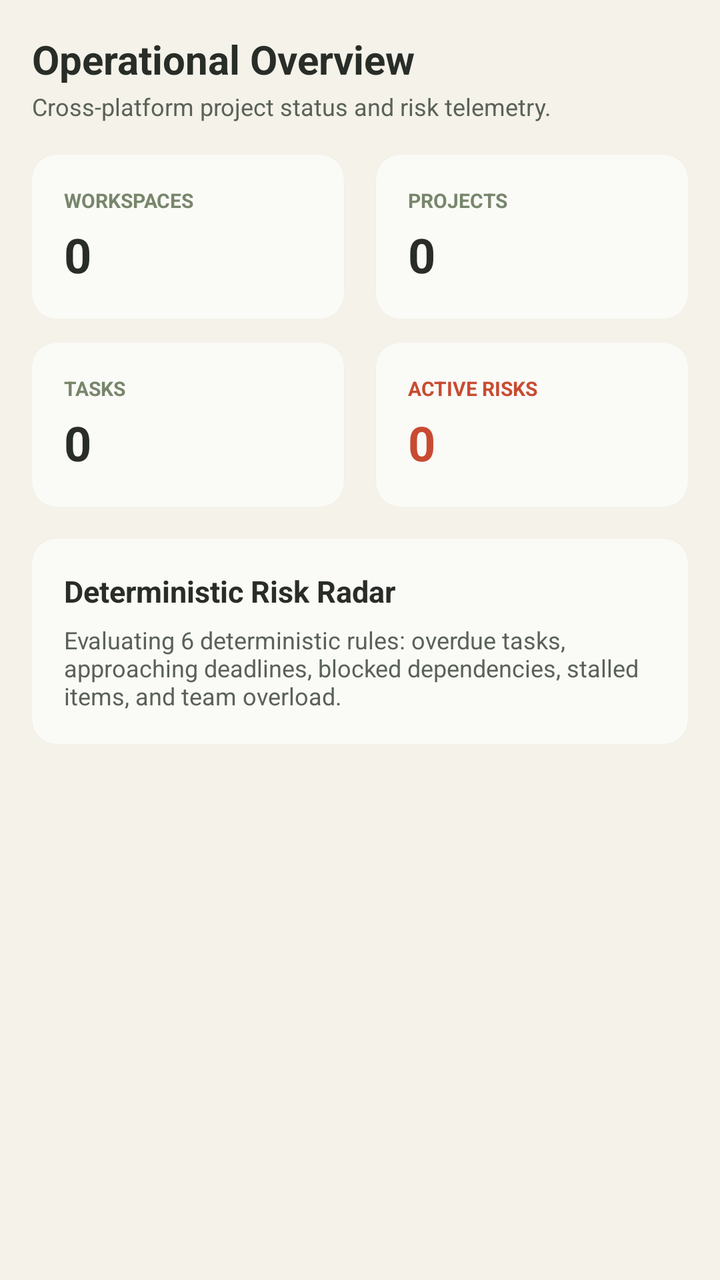
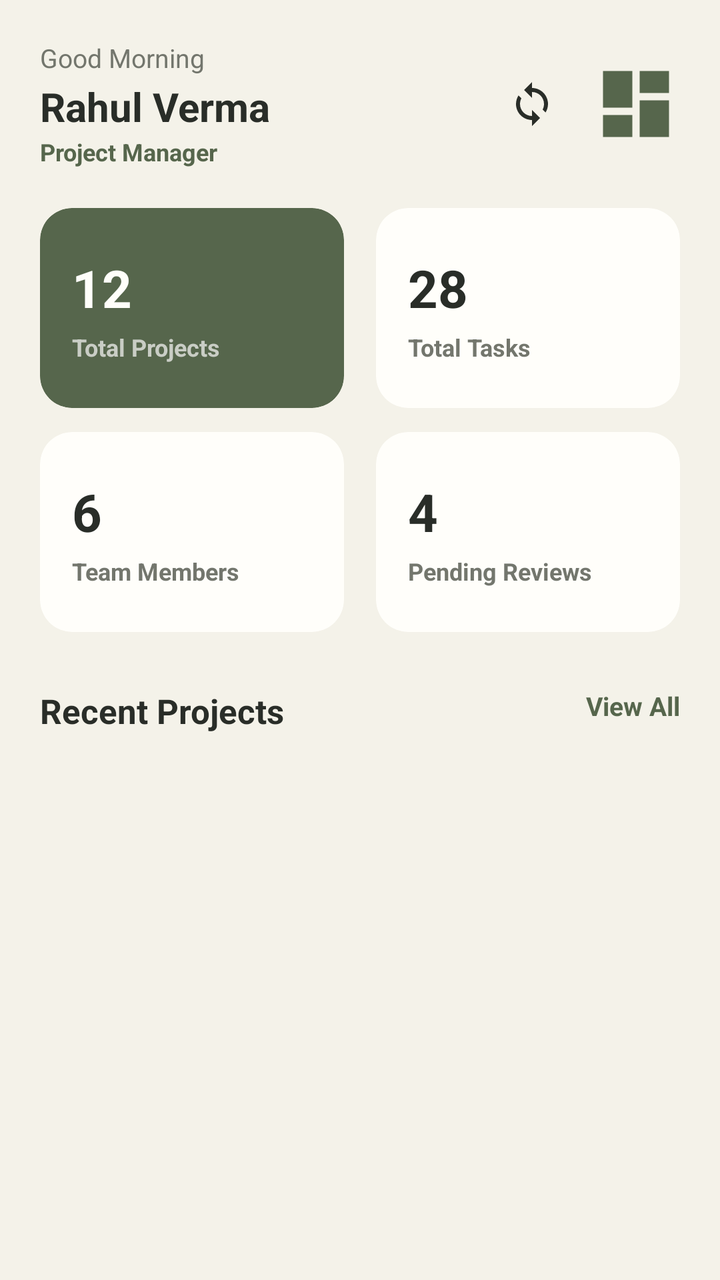

The first picture is an Android layout as it rendered before a commit; the second is the same layout after the commit. The layout source and the unified diff follow.
<!-- AndroidManifest.xml: application theme Theme.ProjectFlow -->
<!-- res/layout/fragment_dashboard.xml -->
<?xml version="1.0" encoding="utf-8"?>
<ScrollView xmlns:android="http://schemas.android.com/apk/res/android"
    xmlns:app="http://schemas.android.com/apk/res-auto"
    android:layout_width="match_parent"
    android:layout_height="match_parent"
    android:background="@color/limestone_ivory"
    android:fillViewport="true">

    <LinearLayout
        android:layout_width="match_parent"
        android:layout_height="wrap_content"
        android:orientation="vertical"
        android:padding="16dp">

        <TextView
            android:layout_width="wrap_content"
            android:layout_height="wrap_content"
            android:text="Operational Overview"
            android:textColor="@color/charcoal"
            android:textSize="20sp"
            android:textStyle="bold" />

        <TextView
            android:layout_width="wrap_content"
            android:layout_height="wrap_content"
            android:layout_marginTop="2dp"
            android:text="Cross-platform project status and risk telemetry."
            android:textColor="@color/muted_slate"
            android:textSize="12sp" />

        
        <LinearLayout
            android:layout_width="match_parent"
            android:layout_height="wrap_content"
            android:layout_marginTop="16dp"
            android:orientation="horizontal">

            <androidx.cardview.widget.CardView
                android:layout_width="0dp"
                android:layout_height="wrap_content"
                android:layout_marginEnd="8dp"
                android:layout_weight="1"
                app:cardBackgroundColor="@color/warm_white"
                app:cardCornerRadius="12dp"
                app:cardElevation="1dp">

                <LinearLayout
                    android:layout_width="match_parent"
                    android:layout_height="wrap_content"
                    android:orientation="vertical"
                    android:padding="16dp">

                    <TextView
                        android:layout_width="wrap_content"
                        android:layout_height="wrap_content"
                        android:text="WORKSPACES"
                        android:textColor="@color/mineral_sage"
                        android:textSize="10sp"
                        android:textStyle="bold" />

                    <TextView
                        android:id="@+id/tvTotalWorkspaces"
                        android:layout_width="wrap_content"
                        android:layout_height="wrap_content"
                        android:layout_marginTop="4dp"
                        android:text="0"
                        android:textColor="@color/charcoal"
                        android:textSize="24sp"
                        android:textStyle="bold" />
                </LinearLayout>
            </androidx.cardview.widget.CardView>

            <androidx.cardview.widget.CardView
                android:layout_width="0dp"
                android:layout_height="wrap_content"
                android:layout_marginStart="8dp"
                android:layout_weight="1"
                app:cardBackgroundColor="@color/warm_white"
                app:cardCornerRadius="12dp"
                app:cardElevation="1dp">

                <LinearLayout
                    android:layout_width="match_parent"
                    android:layout_height="wrap_content"
                    android:orientation="vertical"
                    android:padding="16dp">

                    <TextView
                        android:layout_width="wrap_content"
                        android:layout_height="wrap_content"
                        android:text="PROJECTS"
                        android:textColor="@color/mineral_sage"
                        android:textSize="10sp"
                        android:textStyle="bold" />

                    <TextView
                        android:id="@+id/tvTotalProjects"
                        android:layout_width="wrap_content"
                        android:layout_height="wrap_content"
                        android:layout_marginTop="4dp"
                        android:text="0"
                        android:textColor="@color/charcoal"
                        android:textSize="24sp"
                        android:textStyle="bold" />
                </LinearLayout>
            </androidx.cardview.widget.CardView>
        </LinearLayout>

        <LinearLayout
            android:layout_width="match_parent"
            android:layout_height="wrap_content"
            android:layout_marginTop="12dp"
            android:orientation="horizontal">

            <androidx.cardview.widget.CardView
                android:layout_width="0dp"
                android:layout_height="wrap_content"
                android:layout_marginEnd="8dp"
                android:layout_weight="1"
                app:cardBackgroundColor="@color/warm_white"
                app:cardCornerRadius="12dp"
                app:cardElevation="1dp">

                <LinearLayout
                    android:layout_width="match_parent"
                    android:layout_height="wrap_content"
                    android:orientation="vertical"
                    android:padding="16dp">

                    <TextView
                        android:layout_width="wrap_content"
                        android:layout_height="wrap_content"
                        android:text="TASKS"
                        android:textColor="@color/mineral_sage"
                        android:textSize="10sp"
                        android:textStyle="bold" />

                    <TextView
                        android:id="@+id/tvTotalTasks"
                        android:layout_width="wrap_content"
                        android:layout_height="wrap_content"
                        android:layout_marginTop="4dp"
                        android:text="0"
                        android:textColor="@color/charcoal"
                        android:textSize="24sp"
                        android:textStyle="bold" />
                </LinearLayout>
            </androidx.cardview.widget.CardView>

            <androidx.cardview.widget.CardView
                android:layout_width="0dp"
                android:layout_height="wrap_content"
                android:layout_marginStart="8dp"
                android:layout_weight="1"
                app:cardBackgroundColor="@color/warm_white"
                app:cardCornerRadius="12dp"
                app:cardElevation="1dp">

                <LinearLayout
                    android:layout_width="match_parent"
                    android:layout_height="wrap_content"
                    android:orientation="vertical"
                    android:padding="16dp">

                    <TextView
                        android:layout_width="wrap_content"
                        android:layout_height="wrap_content"
                        android:text="ACTIVE RISKS"
                        android:textColor="@color/alert_red"
                        android:textSize="10sp"
                        android:textStyle="bold" />

                    <TextView
                        android:id="@+id/tvTotalRisks"
                        android:layout_width="wrap_content"
                        android:layout_height="wrap_content"
                        android:layout_marginTop="4dp"
                        android:text="0"
                        android:textColor="@color/alert_red"
                        android:textSize="24sp"
                        android:textStyle="bold" />
                </LinearLayout>
            </androidx.cardview.widget.CardView>
        </LinearLayout>

        
        <androidx.cardview.widget.CardView
            android:layout_width="match_parent"
            android:layout_height="wrap_content"
            android:layout_marginTop="16dp"
            app:cardBackgroundColor="@color/warm_white"
            app:cardCornerRadius="12dp"
            app:cardElevation="1dp">

            <LinearLayout
                android:layout_width="match_parent"
                android:layout_height="wrap_content"
                android:orientation="vertical"
                android:padding="16dp">

                <TextView
                    android:layout_width="wrap_content"
                    android:layout_height="wrap_content"
                    android:text="Deterministic Risk Radar"
                    android:textColor="@color/charcoal"
                    android:textSize="15sp"
                    android:textStyle="bold" />

                <TextView
                    android:id="@+id/tvRiskSummary"
                    android:layout_width="wrap_content"
                    android:layout_height="wrap_content"
                    android:layout_marginTop="6dp"
                    android:text="Evaluating 6 deterministic rules: overdue tasks, approaching deadlines, blocked dependencies, stalled items, and team overload."
                    android:textColor="@color/muted_slate"
                    android:textSize="12sp" />
            </LinearLayout>
        </androidx.cardview.widget.CardView>
    </LinearLayout>
</ScrollView>
<!-- resources referenced by this layout -->
<resources>
  <color name="alert_red">#C84B31</color>
  <color name="charcoal">#292D28</color>
  <color name="limestone_ivory">#F4F2E9</color>
  <color name="mineral_sage">#78866B</color>
  <color name="muted_slate">#5A6258</color>
  <color name="warm_white">#FAFAF7</color>
  <style name="Theme.ProjectFlow" parent="Theme.MaterialComponents.DayNight.NoActionBar">
          
          <item name="colorPrimary">@color/deep_sage</item>
          <item name="colorPrimaryVariant">@color/deep_sage_dark</item>
          <item name="colorOnPrimary">@color/limestone_ivory</item>
  
          
          <item name="colorSecondary">@color/mineral_sage</item>
          <item name="colorSecondaryVariant">@color/mineral_sage</item>
          <item name="colorOnSecondary">@color/warm_white</item>
  
          
          <item name="android:statusBarColor">@color/warm_white</item>
          <item name="android:windowLightStatusBar">true</item>
  
          
          <item name="android:windowBackground">@color/limestone_ivory</item>
          <item name="colorSurface">@color/warm_white</item>
          <item name="colorOnSurface">@color/charcoal</item>
      </style>
  <color name="deep_sage">#56664C</color>
  <color name="deep_sage_dark">#485640</color>
</resources>

<!-- the commit's change to res/layout/fragment_dashboard.xml (unified diff, before → after) -->
@@ -10,97 +10,155 @@
         android:layout_width="match_parent"
         android:layout_height="wrap_content"
         android:orientation="vertical"
-        android:padding="16dp">
-
-        <TextView
-            android:layout_width="wrap_content"
-            android:layout_height="wrap_content"
-            android:text="Operational Overview"
-            android:textColor="@color/charcoal"
-            android:textSize="20sp"
-            android:textStyle="bold" />
-
-        <TextView
-            android:layout_width="wrap_content"
-            android:layout_height="wrap_content"
-            android:layout_marginTop="2dp"
-            android:text="Cross-platform project status and risk telemetry."
-            android:textColor="@color/muted_slate"
-            android:textSize="12sp" />
+        android:padding="20dp">
+
+        
+        <RelativeLayout
+            android:layout_width="match_parent"
+            android:layout_height="wrap_content">
+
+            <LinearLayout
+                android:layout_width="wrap_content"
+                android:layout_height="wrap_content"
+                android:layout_alignParentStart="true"
+                android:orientation="vertical">
+
+                <TextView
+                    android:id="@+id/tvGreeting"
+                    android:layout_width="wrap_content"
+                    android:layout_height="wrap_content"
+                    android:text="@string/good_morning"
+                    android:textColor="@color/stone_grey"
+                    android:textSize="13sp" />
+
+                <TextView
+                    android:id="@+id/tvUserName"
+                    android:layout_width="wrap_content"
+                    android:layout_height="wrap_content"
+                    android:layout_marginTop="2dp"
+                    android:text="@string/demo_user_name"
+                    android:textColor="@color/charcoal"
+                    android:textSize="20sp"
+                    android:textStyle="bold" />
+
+                <TextView
+                    android:id="@+id/tvUserRole"
+                    android:layout_width="wrap_content"
+                    android:layout_height="wrap_content"
+                    android:layout_marginTop="1dp"
+                    android:text="@string/demo_user_role"
+                    android:textColor="@color/deep_sage"
+                    android:textSize="12sp"
+                    android:textStyle="bold" />
+            </LinearLayout>
+
+            
+            <LinearLayout
+                android:layout_width="wrap_content"
+                android:layout_height="wrap_content"
+                android:layout_alignParentEnd="true"
+                android:layout_centerVertical="true"
+                android:gravity="center_vertical"
+                android:orientation="horizontal">
+
+                <ImageView
+                    android:id="@+id/btnNotificationBell"
+                    android:layout_width="36dp"
+                    android:layout_height="36dp"
+                    android:layout_marginEnd="12dp"
+                    android:background="?android:attr/selectableItemBackgroundBorderless"
+                    android:contentDescription="Notifications"
+                    android:padding="6dp"
+                    android:src="@drawable/ic_sync"
+                    app:tint="@color/charcoal" />
+
+                <ImageView
+                    android:id="@+id/ivUserAvatar"
+                    android:layout_width="44dp"
+                    android:layout_height="44dp"
+                    android:background="@drawable/ic_dashboard"
+                    android:backgroundTint="@color/deep_sage"
+                    android:contentDescription="Avatar" />
+            </LinearLayout>
+        </RelativeLayout>
 
         
         <LinearLayout
             android:layout_width="match_parent"
             android:layout_height="wrap_content"
-            android:layout_marginTop="16dp"
+            android:layout_marginTop="20dp"
             android:orientation="horizontal">
 
-            <androidx.cardview.widget.CardView
-                android:layout_width="0dp"
-                android:layout_height="wrap_content"
+            
+            <androidx.cardview.widget.CardView
+                android:layout_width="0dp"
+                android:layout_height="100dp"
                 android:layout_marginEnd="8dp"
                 android:layout_weight="1"
-                app:cardBackgroundColor="@color/warm_white"
-                app:cardCornerRadius="12dp"
-                app:cardElevation="1dp">
-
-                <LinearLayout
-                    android:layout_width="match_parent"
-                    android:layout_height="wrap_content"
-                    android:orientation="vertical"
-                    android:padding="16dp">
-
-                    <TextView
-                        android:layout_width="wrap_content"
-                        android:layout_height="wrap_content"
-                        android:text="WORKSPACES"
-                        android:textColor="@color/mineral_sage"
-                        android:textSize="10sp"
-                        android:textStyle="bold" />
-
-                    <TextView
-                        android:id="@+id/tvTotalWorkspaces"
-                        android:layout_width="wrap_content"
-                        android:layout_height="wrap_content"
-                        android:layout_marginTop="4dp"
-                        android:text="0"
+                app:cardBackgroundColor="@color/deep_sage"
+                app:cardCornerRadius="16dp"
+                app:cardElevation="0dp">
+
+                <LinearLayout
+                    android:layout_width="match_parent"
+                    android:layout_height="match_parent"
+                    android:gravity="center_vertical"
+                    android:orientation="vertical"
+                    android:padding="16dp">
+
+                    <TextView
+                        android:id="@+id/tvTotalProjects"
+                        android:layout_width="wrap_content"
+                        android:layout_height="wrap_content"
+                        android:text="12"
+                        android:textColor="@color/chalk_white"
+                        android:textSize="26sp"
+                        android:textStyle="bold" />
+
+                    <TextView
+                        android:layout_width="wrap_content"
+                        android:layout_height="wrap_content"
+                        android:layout_marginTop="4dp"
+                        android:text="@string/total_projects"
+                        android:textColor="@color/mineral_grey"
+                        android:textSize="12sp"
+                        android:textStyle="bold" />
+                </LinearLayout>
+            </androidx.cardview.widget.CardView>
+
+            
+            <androidx.cardview.widget.CardView
+                android:layout_width="0dp"
+                android:layout_height="100dp"
+                android:layout_marginStart="8dp"
+                android:layout_weight="1"
+                app:cardBackgroundColor="@color/chalk_white"
+                app:cardCornerRadius="16dp"
+                app:cardElevation="0dp">
+
+                <LinearLayout
+                    android:layout_width="match_parent"
+                    android:layout_height="match_parent"
+                    android:gravity="center_vertical"
+                    android:orientation="vertical"
+                    android:padding="16dp">
+
+                    <TextView
+                        android:id="@+id/tvTotalTasks"
+                        android:layout_width="wrap_content"
+                        android:layout_height="wrap_content"
+                        android:text="28"
                         android:textColor="@color/charcoal"
-                        android:textSize="24sp"
-                        android:textStyle="bold" />
-                </LinearLayout>
-            </androidx.cardview.widget.CardView>
-
-            <androidx.cardview.widget.CardView
-                android:layout_width="0dp"
-                android:layout_height="wrap_content"
-                android:layout_marginStart="8dp"
-                android:layout_weight="1"
-                app:cardBackgroundColor="@color/warm_white"
-                app:cardCornerRadius="12dp"
-                app:cardElevation="1dp">
-
-                <LinearLayout
-                    android:layout_width="match_parent"
-                    android:layout_height="wrap_content"
-                    android:orientation="vertical"
-                    android:padding="16dp">
-
-                    <TextView
-                        android:layout_width="wrap_content"
-                        android:layout_height="wrap_content"
-                        android:text="PROJECTS"
-                        android:textColor="@color/mineral_sage"
-                        android:textSize="10sp"
-                        android:textStyle="bold" />
-
-                    <TextView
-                        android:id="@+id/tvTotalProjects"
-                        android:layout_width="wrap_content"
-                        android:layout_height="wrap_content"
-                        android:layout_marginTop="4dp"
-                        android:text="0"
-                        android:textColor="@color/charcoal"
-                        android:textSize="24sp"
+                        android:textSize="26sp"
+                        android:textStyle="bold" />
+
+                    <TextView
+                        android:layout_width="wrap_content"
+                        android:layout_height="wrap_content"
+                        android:layout_marginTop="4dp"
+                        android:text="@string/total_tasks"
+                        android:textColor="@color/stone_grey"
+                        android:textSize="12sp"
                         android:textStyle="bold" />
                 </LinearLayout>
             </androidx.cardview.widget.CardView>
@@ -112,109 +170,115 @@
             android:layout_marginTop="12dp"
             android:orientation="horizontal">
 
-            <androidx.cardview.widget.CardView
-                android:layout_width="0dp"
-                android:layout_height="wrap_content"
+            
+            <androidx.cardview.widget.CardView
+                android:layout_width="0dp"
+                android:layout_height="100dp"
                 android:layout_marginEnd="8dp"
                 android:layout_weight="1"
-                app:cardBackgroundColor="@color/warm_white"
-                app:cardCornerRadius="12dp"
-                app:cardElevation="1dp">
-
-                <LinearLayout
-                    android:layout_width="match_parent"
-                    android:layout_height="wrap_content"
-                    android:orientation="vertical"
-                    android:padding="16dp">
-
-                    <TextView
-                        android:layout_width="wrap_content"
-                        android:layout_height="wrap_content"
-                        android:text="TASKS"
-                        android:textColor="@color/mineral_sage"
-                        android:textSize="10sp"
-                        android:textStyle="bold" />
-
-                    <TextView
-                        android:id="@+id/tvTotalTasks"
-                        android:layout_width="wrap_content"
-                        android:layout_height="wrap_content"
-                        android:layout_marginTop="4dp"
-                        android:text="0"
+                app:cardBackgroundColor="@color/chalk_white"
+                app:cardCornerRadius="16dp"
+                app:cardElevation="0dp">
+
+                <LinearLayout
+                    android:layout_width="match_parent"
+                    android:layout_height="match_parent"
+                    android:gravity="center_vertical"
+                    android:orientation="vertical"
+                    android:padding="16dp">
+
+                    <TextView
+                        android:id="@+id/tvTeamMembers"
+                        android:layout_width="wrap_content"
+                        android:layout_height="wrap_content"
+                        android:text="6"
                         android:textColor="@color/charcoal"
-                        android:textSize="24sp"
-                        android:textStyle="bold" />
-                </LinearLayout>
-            </androidx.cardview.widget.CardView>
-
-            <androidx.cardview.widget.CardView
-                android:layout_width="0dp"
-                android:layout_height="wrap_content"
+                        android:textSize="26sp"
+                        android:textStyle="bold" />
+
+                    <TextView
+                        android:layout_width="wrap_content"
+                        android:layout_height="wrap_content"
+                        android:layout_marginTop="4dp"
+                        android:text="@string/team_members"
+                        android:textColor="@color/stone_grey"
+                        android:textSize="12sp"
+                        android:textStyle="bold" />
+                </LinearLayout>
+            </androidx.cardview.widget.CardView>
+
+            
+            <androidx.cardview.widget.CardView
+                android:layout_width="0dp"
+                android:layout_height="100dp"
                 android:layout_marginStart="8dp"
                 android:layout_weight="1"
-                app:cardBackgroundColor="@color/warm_white"
-                app:cardCornerRadius="12dp"
-                app:cardElevation="1dp">
-
-                <LinearLayout
-                    android:layout_width="match_parent"
-                    android:layout_height="wrap_content"
-                    android:orientation="vertical"
-                    android:padding="16dp">
-
-                    <TextView
-                        android:layout_width="wrap_content"
-                        android:layout_height="wrap_content"
-                        android:text="ACTIVE RISKS"
-                        android:textColor="@color/alert_red"
-                        android:textSize="10sp"
-                        android:textStyle="bold" />
-
-                    <TextView
-                        android:id="@+id/tvTotalRisks"
-                        android:layout_width="wrap_content"
-                        android:layout_height="wrap_content"
-                        android:layout_marginTop="4dp"
-                        android:text="0"
-                        android:textColor="@color/alert_red"
-                        android:textSize="24sp"
+                app:cardBackgroundColor="@color/chalk_white"
+                app:cardCornerRadius="16dp"
+                app:cardElevation="0dp">
+
+                <LinearLayout
+                    android:layout_width="match_parent"
+                    android:layout_height="match_parent"
+                    android:gravity="center_vertical"
+                    android:orientation="vertical"
+                    android:padding="16dp">
+
+                    <TextView
+                        android:id="@+id/tvPendingReviews"
+                        android:layout_width="wrap_content"
+                        android:layout_height="wrap_content"
+                        android:text="4"
+                        android:textColor="@color/charcoal"
+                        android:textSize="26sp"
+                        android:textStyle="bold" />
+
+                    <TextView
+                        android:layout_width="wrap_content"
+                        android:layout_height="wrap_content"
+                        android:layout_marginTop="4dp"
+                        android:text="@string/pending_reviews"
+                        android:textColor="@color/stone_grey"
+                        android:textSize="12sp"
                         android:textStyle="bold" />
                 </LinearLayout>
             </androidx.cardview.widget.CardView>
         </LinearLayout>
 
         
-        <androidx.cardview.widget.CardView
-            android:layout_width="match_parent"
-            android:layout_height="wrap_content"
-            android:layout_marginTop="16dp"
-            app:cardBackgroundColor="@color/warm_white"
-            app:cardCornerRadius="12dp"
-            app:cardElevation="1dp">
-
-            <LinearLayout
-                android:layout_width="match_parent"
-                android:layout_height="wrap_content"
-                android:orientation="vertical"
-                android:padding="16dp">
-
-                <TextView
-                    android:layout_width="wrap_content"
-                    android:layout_height="wrap_content"
-                    android:text="Deterministic Risk Radar"
-                    android:textColor="@color/charcoal"
-                    android:textSize="15sp"
-                    android:textStyle="bold" />
-
-                <TextView
-                    android:id="@+id/tvRiskSummary"
-                    android:layout_width="wrap_content"
-                    android:layout_height="wrap_content"
-                    android:layout_marginTop="6dp"
-                    android:text="Evaluating 6 deterministic rules: overdue tasks, approaching deadlines, blocked dependencies, stalled items, and team overload."
-                    android:textColor="@color/muted_slate"
-                    android:textSize="12sp" />
-            </LinearLayout>
-        </androidx.cardview.widget.CardView>
+        <RelativeLayout
+            android:layout_width="match_parent"
+            android:layout_height="wrap_content"
+            android:layout_marginTop="28dp">
+
+            <TextView
+                android:layout_width="wrap_content"
+                android:layout_height="wrap_content"
+                android:layout_alignParentStart="true"
+                android:text="@string/recent_projects"
+                android:textColor="@color/charcoal"
+                android:textSize="17sp"
+                android:textStyle="bold" />
+
+            <TextView
+                android:id="@+id/btnViewAllProjects"
+                android:layout_width="wrap_content"
+                android:layout_height="wrap_content"
+                android:layout_alignParentEnd="true"
+                android:text="@string/view_all"
+                android:textColor="@color/deep_sage"
+                android:textSize="13sp"
+                android:textStyle="bold" />
+        </RelativeLayout>
+
+        
+        <androidx.recyclerview.widget.RecyclerView
+            android:id="@+id/rvRecentProjects"
+            android:layout_width="match_parent"
+            android:layout_height="wrap_content"
+            android:layout_marginTop="12dp"
+            android:nestedScrollingEnabled="false" />
+
     </LinearLayout>
+
 </ScrollView>
<!-- resource entries referenced after the edit -->
@@ -1,11 +1,40 @@
 <!-- resources referenced by this layout -->
 <resources>
-  <color name="alert_red">#C84B31</color>
+  <color name="chalk_white">#FFFEFA</color>
   <color name="charcoal">#292D28</color>
   <color name="limestone_ivory">#F4F2E9</color>
+  <color name="mineral_grey">#C9CDC5</color>
+  <color name="stone_grey">#73766D</color>
+  <!-- drawable ic_dashboard (drawable) -->
+  <vector xmlns:android="http://schemas.android.com/apk/res/android"
+      android:width="24dp"
+      android:height="24dp"
+      android:viewportWidth="24"
+      android:viewportHeight="24">
+    <path
+        android:fillColor="@color/deep_sage"
+        android:pathData="M3,13h8V3H3v10zm0,8h8v-6H3v6zm10,0h8V11h-8v10zm0,-18v6h8V3h-8z"/>
+  </vector>
+  <!-- drawable ic_sync (drawable) -->
+  <vector xmlns:android="http://schemas.android.com/apk/res/android"
+      android:width="24dp"
+      android:height="24dp"
+      android:viewportWidth="24"
+      android:viewportHeight="24">
+    <path
+        android:fillColor="@color/deep_sage"
+        android:pathData="M12,4V1L8,5l4,4V6c3.31,0 6,2.69 6,6 0,1.01,-0.25,1.97,-0.7,2.8l1.46,1.46C19.54,15.03 20,13.57 20,12c0,-4.42,-3.58,-8,-8,-8zm0,14c-3.31,0,-6,-2.69,-6,-6 0,-1.01 0.25,-1.97 0.7,-2.8L5.24,7.74C4.46,8.97 4,10.43 4,12c0,4.42 3.58,8 8,8v3l4,-4 -4,-4v3z"/>
+  </vector>
+  <string name="demo_user_name">Rahul Verma</string>
+  <string name="demo_user_role">Project Manager</string>
+  <string name="good_morning">Good Morning</string>
+  <string name="pending_reviews">Pending Reviews</string>
+  <string name="recent_projects">Recent Projects</string>
+  <string name="team_members">Team Members</string>
+  <string name="total_projects">Total Projects</string>
+  <string name="total_tasks">Total Tasks</string>
+  <string name="view_all">View All</string>
   <color name="mineral_sage">#78866B</color>
-  <color name="muted_slate">#5A6258</color>
-  <color name="warm_white">#FAFAF7</color>
   <style name="Theme.ProjectFlow" parent="Theme.MaterialComponents.DayNight.NoActionBar">
           
           <item name="colorPrimary">@color/deep_sage</item>
@@ -15,16 +44,15 @@
           
           <item name="colorSecondary">@color/mineral_sage</item>
           <item name="colorSecondaryVariant">@color/mineral_sage</item>
-          <item name="colorOnSecondary">@color/warm_white</item>
+          <item name="colorOnSecondary">@color/chalk_white</item>
   
           
-          <item name="android:statusBarColor">@color/warm_white</item>
+          <item name="android:statusBarColor">@color/chalk_white</item>
           <item name="android:windowLightStatusBar">true</item>
   
           
           <item name="android:windowBackground">@color/limestone_ivory</item>
-          <item name="colorSurface">@color/warm_white</item>
-          <item name="colorOnSurface">@color/charcoal</item>
+          <item name="colorSurface">@color/chalk_white</item>
       </style>
   <color name="deep_sage">#56664C</color>
   <color name="deep_sage_dark">#485640</color>
